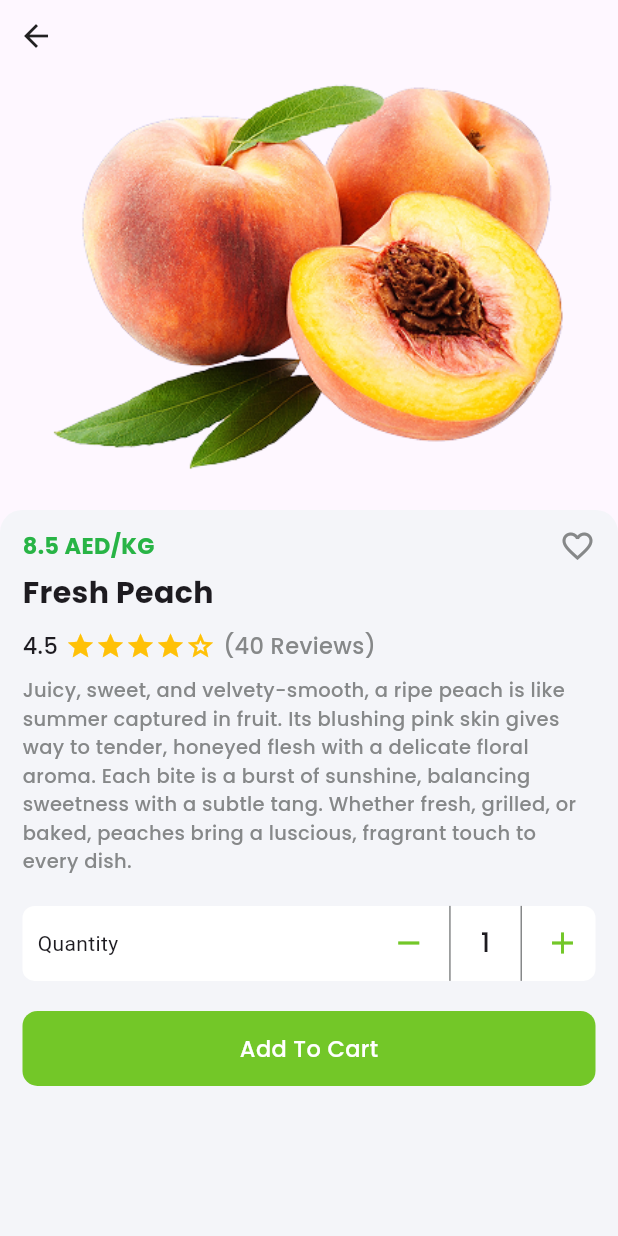
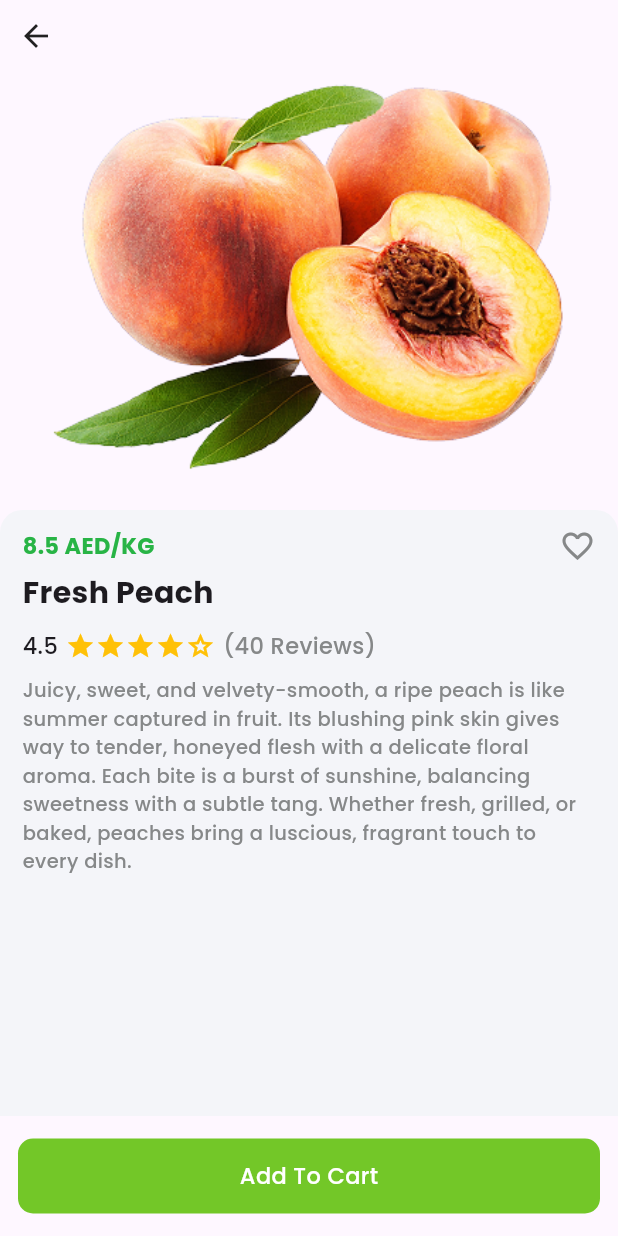
Before and after one commit to Megan-IT-Solution/Niligiris-User-App, a Flutter app: the ProductDetailScreen screen opened directly with sample values from the repository, on a phone screen of 412 x 824 dp. Run offline on Flutter 3.47's test engine with Material 3 defaults, Android fonts, the phone set to English and light mode, and no system bars; our stand-ins replace carousel_slider, get, google_fonts, smooth_page_indicator.

Commit message:
Cart with Product Detail Page Done and Fix the bug

```diff
--- a/lib/screens/custom_navbar/home/product_detail_screen.dart
+++ b/lib/screens/custom_navbar/home/product_detail_screen.dart
@@ -1,10 +1,12 @@
 import 'package:flutter/material.dart';
 import 'package:get/get.dart';
 import 'package:nilgiris/constants/app_text_styles.dart';
+import 'package:nilgiris/controllers/cart_controller.dart';
 import 'package:nilgiris/models/product_model.dart';
 import 'package:nilgiris/screens/custom_navbar/home/widgets/pdt_detail_image_portion.dart';
-import 'package:nilgiris/screens/custom_navbar/home/widgets/pdt_detail_quantity_increment_decrement_widget.dart';
 import 'package:nilgiris/screens/custom_navbar/home/widgets/pdt_detail_reviews_widget.dart';
+import 'package:nilgiris/utils/custom_msgs.dart';
+import 'package:provider/provider.dart';
 
 import '../../../constants/app_colors.dart';
 import '../../../widgets/buttons.dart';
@@ -19,6 +21,7 @@ class ProductDetailScreen extends StatefulWidget {
 
 class _ProductDetailScreenState extends State<ProductDetailScreen> {
   int _count = 1;
+
   @override
   Widget build(BuildContext context) {
     return Scaffold(
@@ -88,28 +91,6 @@ class _ProductDetailScreenState extends State<ProductDetailScreen> {
                           color: Color(0xFF868889),
                         ),
                       ),
-                      SizedBox(height: 20),
-                      PdtDetailQuantityIncrementDecrementWidget(
-                        quantity: _count,
-                        onMinusClicked: () {
-                          if (_count <= 1) {
-                            setState(() {
-                              _count = 1;
-                            });
-                          } else {
-                            setState(() {
-                              _count--;
-                            });
-                          }
-                        },
-                        onAddClicked: () {
-                          setState(() {
-                            _count++;
-                          });
-                        },
-                      ),
-                      SizedBox(height: 20),
-                      PrimaryButton(onPressed: () {}, title: "Add To Cart"),
                     ],
                   ),
                 ),
@@ -118,6 +99,32 @@ class _ProductDetailScreenState extends State<ProductDetailScreen> {
           ],
         ),
       ),
+      bottomNavigationBar: Padding(
+        padding: const EdgeInsets.symmetric(horizontal: 12, vertical: 15),
+        child: Consumer<CartController>(
+          builder: (context, cartController, child) {
+            final bool isInCart = cartController.cartList.any(
+              (item) => item.productId == widget.productModel.productId,
+            );
+
+            return PrimaryButton(
+              title: isInCart ? "In Cart" : "Add To Cart",
+              onPressed:
+                  isInCart
+                      ? () {
+                        showCustomMsg(
+                          context,
+                          "This Product is already in cart",
+                        );
+                      }
+                      : () {
+                        widget.productModel.quantity = _count;
+                        cartController.addProductToCart(widget.productModel);
+                      },
+            );
+          },
+        ),
+      ),
     );
   }
 }
--- a/lib/screens/custom_navbar/home/widgets/pdt_detail_quantity_increment_decrement_widget.dart
+++ /dev/null
@@ -1,52 +0,0 @@
-import 'package:flutter/material.dart';
-import 'package:get/get.dart';
-
-import '../../../../constants/app_colors.dart';
-import '../../../../constants/app_text_styles.dart';
-
-class PdtDetailQuantityIncrementDecrementWidget extends StatelessWidget {
-  final int quantity;
-  final Function()? onMinusClicked, onAddClicked;
-  const PdtDetailQuantityIncrementDecrementWidget({
-    super.key,
-    required this.quantity,
-    this.onMinusClicked,
-    this.onAddClicked,
-  });
-
-  @override
-  Widget build(BuildContext context) {
-    return Container(
-      height: 50,
-      width: Get.width,
-      decoration: BoxDecoration(
-        color: AppColors.primaryWhite,
-        borderRadius: BorderRadius.circular(8),
-      ),
-      child: Padding(
-        padding: const EdgeInsets.symmetric(horizontal: 10),
-        child: Row(
-          children: [
-            Text("Quantity"),
-            Spacer(),
-            GestureDetector(
-              onTap: onMinusClicked,
-              child: Icon(Icons.remove, color: AppColors.primaryColor),
-            ),
-            SizedBox(width: 15),
-            Container(height: 50, width: 1, color: AppColors.lightGrey),
-            SizedBox(width: 20),
-            Text(quantity.toString(), style: AppTextStyles.h2),
-            SizedBox(width: 20),
-            Container(height: 50, width: 1, color: AppColors.lightGrey),
-            SizedBox(width: 15),
-            GestureDetector(
-              onTap: onAddClicked,
-              child: Icon(Icons.add, color: AppColors.primaryColor),
-            ),
-          ],
-        ),
-      ),
-    );
-  }
-}
```
Also changed, not shown: lib/screens/custom_navbar/home/widgets/featured_products_widget.dart (+22 -37 lines).
